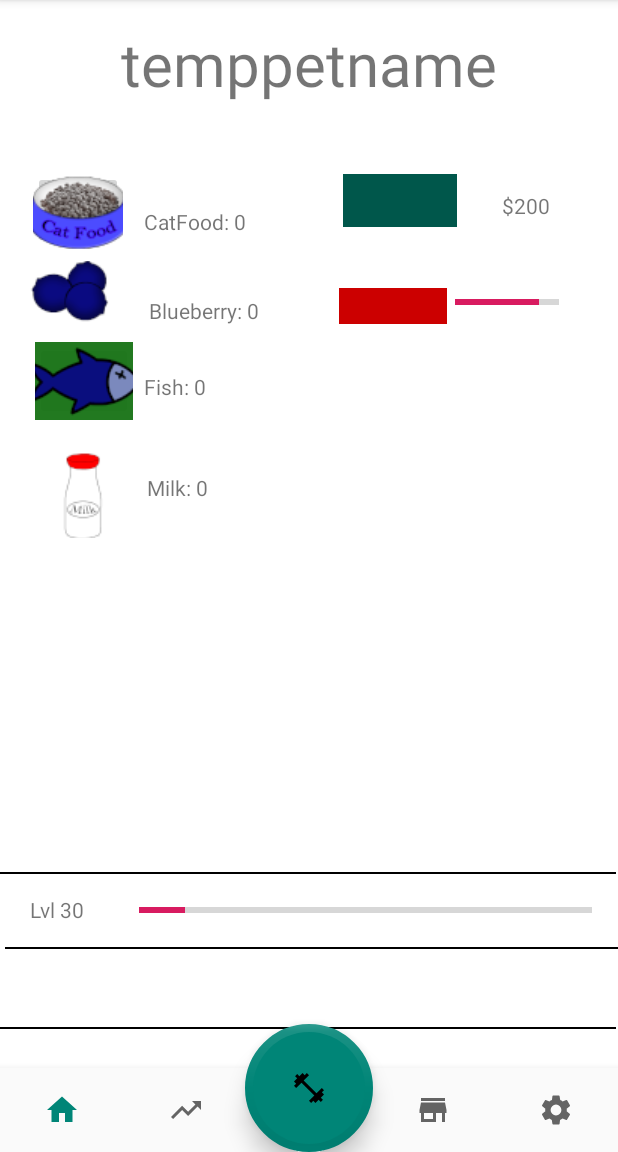
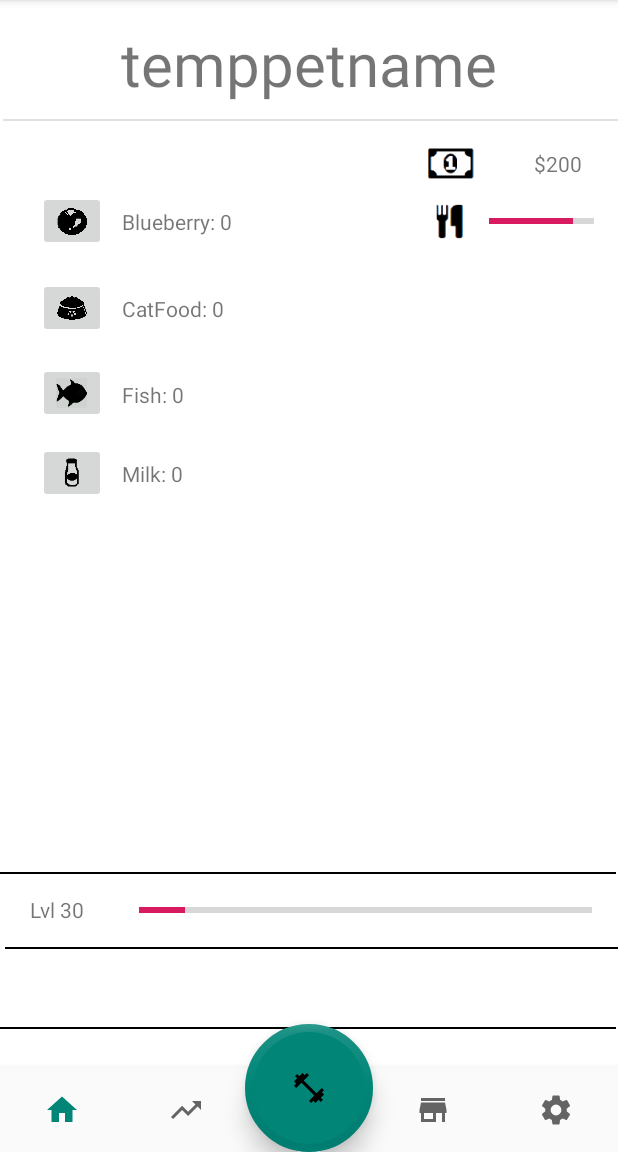
Before and after one commit to Legendarytruth/Neko-Gainz, an Android app: the screen it shows after launch (MainActivity), on a phone screen of 412 x 824 dp, the part 84-1236 px from its top. Run offline under Robolectric (Android 15) with nearby library versions, the light colour scheme and no system bars.

Commit message:
THEC-6 added food icons and money icons

```diff
--- a/Neko Gains/app/src/main/java/com/example/nekogains/HomeFrag.java
+++ b/Neko Gains/app/src/main/java/com/example/nekogains/HomeFrag.java
@@ -132,10 +132,10 @@ public class HomeFrag extends Fragment implements View.OnClickListener {
                     if (user.pet.getHunger() < 100) {
                         user.pet.decreaseHunger(10);
                         user.userInventory.removeFood("blueberries");
-                        setCatFoodAmount(user.userInventory.numofFood("blueberries"));
+                        setBlueberryAmount(user.userInventory.numofFood("blueberries"));
                         setHungerAmount(user.pet.getHunger());
+                        Toast.makeText(getContext(), "-1 Blueberry", Toast.LENGTH_SHORT).show();
                     }
-                    Toast.makeText(getContext(), "-1 Blueberry", Toast.LENGTH_SHORT).show();
                 } else {
                     Toast.makeText(getContext(), "Not Enough Blueberry", Toast.LENGTH_SHORT).show();
                 }
@@ -145,10 +145,10 @@ public class HomeFrag extends Fragment implements View.OnClickListener {
                     if (user.pet.getHunger() < 100) {
                         user.pet.decreaseHunger(10);
                         user.userInventory.removeFood("fish");
-                        setCatFoodAmount(user.userInventory.numofFood("fish"));
+                        setFishAmount(user.userInventory.numofFood("fish"));
                         setHungerAmount(user.pet.getHunger());
+                        Toast.makeText(getContext(), "-1 Fish", Toast.LENGTH_SHORT).show();
                     }
-                    Toast.makeText(getContext(), "-1 Fish", Toast.LENGTH_SHORT).show();
                 } else {
                     Toast.makeText(getContext(), "Not Enough Fish", Toast.LENGTH_SHORT).show();
                 }
@@ -158,10 +158,10 @@ public class HomeFrag extends Fragment implements View.OnClickListener {
                     if (user.pet.getHunger() < 100) {
                         user.pet.decreaseHunger(10);
                         user.userInventory.removeFood("milk");
-                        setCatFoodAmount(user.userInventory.numofFood("milk"));
+                        setMilkAmount(user.userInventory.numofFood("milk"));
                         setHungerAmount(user.pet.getHunger());
+                        Toast.makeText(getContext(), "-1 Milk", Toast.LENGTH_SHORT).show();
                     }
-                    Toast.makeText(getContext(), "-1 Milk", Toast.LENGTH_SHORT).show();
                 } else {
                     Toast.makeText(getContext(), "Not Enough Milk", Toast.LENGTH_SHORT).show();
                 }
--- a/Neko Gains/app/src/main/res/layout/home_frag.xml
+++ b/Neko Gains/app/src/main/res/layout/home_frag.xml
@@ -37,9 +37,9 @@
         android:layout_alignParentStart="true"
         android:layout_alignParentLeft="true"
         android:layout_alignParentTop="true"
-        android:layout_marginStart="96dp"
-        android:layout_marginLeft="96dp"
-        android:layout_marginTop="138dp"
+        android:layout_marginStart="81dp"
+        android:layout_marginLeft="81dp"
+        android:layout_marginTop="196dp"
         android:text="TextView" />
 
     <TextView
@@ -49,9 +49,9 @@
         android:layout_alignParentStart="true"
         android:layout_alignParentLeft="true"
         android:layout_alignParentTop="true"
-        android:layout_marginStart="99dp"
-        android:layout_marginLeft="99dp"
-        android:layout_marginTop="197dp"
+        android:layout_marginStart="81dp"
+        android:layout_marginLeft="81dp"
+        android:layout_marginTop="138dp"
         android:text="TextView" />
 
     <TextView
@@ -61,9 +61,9 @@
         android:layout_alignParentStart="true"
         android:layout_alignParentLeft="true"
         android:layout_alignParentTop="true"
-        android:layout_marginStart="96dp"
-        android:layout_marginLeft="96dp"
-        android:layout_marginTop="248dp"
+        android:layout_marginStart="81dp"
+        android:layout_marginLeft="81dp"
+        android:layout_marginTop="253dp"
         android:text="TextView" />
 
     <TextView
@@ -73,9 +73,9 @@
         android:layout_alignParentStart="true"
         android:layout_alignParentLeft="true"
         android:layout_alignParentTop="true"
-        android:layout_marginStart="98dp"
-        android:layout_marginLeft="98dp"
-        android:layout_marginTop="315dp"
+        android:layout_marginStart="81dp"
+        android:layout_marginLeft="81dp"
+        android:layout_marginTop="306dp"
         android:text="TextView" />
 
     <TextView
@@ -85,58 +85,48 @@
         android:layout_alignParentTop="true"
         android:layout_alignParentEnd="true"
         android:layout_alignParentRight="true"
-        android:layout_marginTop="127dp"
-        android:layout_marginEnd="45dp"
-        android:layout_marginRight="45dp"
+        android:layout_marginTop="99dp"
+        android:layout_marginEnd="24dp"
+        android:layout_marginRight="24dp"
         android:text="TextView" />
 
     <ImageButton
         android:id="@+id/CatFoodButton"
-        android:layout_width="60dp"
-        android:layout_height="52dp"
+        android:layout_width="45dp"
+        android:layout_height="40dp"
         android:layout_alignParentStart="true"
         android:layout_alignParentLeft="true"
         android:layout_alignParentTop="true"
-        android:layout_marginStart="22dp"
-        android:layout_marginLeft="22dp"
-        android:layout_marginTop="114dp"
-        app:srcCompat="@drawable/catfood_small" />
+        android:layout_marginStart="25dp"
+        android:layout_marginLeft="25dp"
+        android:layout_marginTop="185dp"
+        android:scaleType="fitXY"
+        app:srcCompat="@drawable/catfood_smallicon" />
 
     <ImageButton
         android:id="@+id/BlueberryButton"
-        android:layout_width="60dp"
-        android:layout_height="47dp"
+        android:layout_width="45dp"
+        android:layout_height="40dp"
         android:layout_alignParentStart="true"
         android:layout_alignParentLeft="true"
         android:layout_alignParentTop="true"
-        android:layout_marginStart="20dp"
-        android:layout_marginLeft="20dp"
-        android:layout_marginTop="174dp"
-        app:srcCompat="@drawable/blueberries_small" />
-
-    <ImageButton
-        android:id="@+id/FishButton"
-        android:layout_width="65dp"
-        android:layout_height="52dp"
-        android:layout_alignParentStart="true"
-        android:layout_alignParentLeft="true"
-        android:layout_alignParentTop="true"
-        android:layout_marginStart="23dp"
-        android:layout_marginLeft="23dp"
-        android:layout_marginTop="228dp"
-        app:srcCompat="@drawable/fish_small" />
+        android:layout_marginStart="25dp"
+        android:layout_marginLeft="25dp"
+        android:layout_marginTop="127dp"
+        android:scaleType="fitXY"
+        app:srcCompat="@drawable/blueberries_smallicon" />
 
     <ProgressBar
         android:id="@+id/Hunger"
         style="?android:attr/progressBarStyleHorizontal"
-        android:layout_width="69dp"
-        android:layout_height="47dp"
+        android:layout_width="70dp"
+        android:layout_height="wrap_content"
         android:layout_alignParentTop="true"
         android:layout_alignParentEnd="true"
         android:layout_alignParentRight="true"
-        android:layout_marginTop="178dp"
-        android:layout_marginEnd="39dp"
-        android:layout_marginRight="39dp"
+        android:layout_marginTop="139dp"
+        android:layout_marginEnd="16dp"
+        android:layout_marginRight="16dp"
         android:background="#00FF0000"
         android:max="100"
         android:visibility="visible"
@@ -144,15 +134,16 @@
 
     <ImageView
         android:id="@+id/imageView2"
-        android:layout_width="76dp"
-        android:layout_height="35dp"
+        android:layout_width="44dp"
+        android:layout_height="31dp"
         android:layout_alignParentTop="true"
         android:layout_alignParentEnd="true"
         android:layout_alignParentRight="true"
-        android:layout_marginTop="116dp"
-        android:layout_marginEnd="107dp"
-        android:layout_marginRight="107dp"
-        app:srcCompat="@color/colorPrimaryDark" />
+        android:layout_marginTop="93dp"
+        android:layout_marginEnd="90dp"
+        android:layout_marginRight="90dp"
+        android:src="@drawable/moneyiconfinal"
+        app:srcCompat="@drawable/moneyiconfinal" />
 
     <TextView
         android:id="@+id/PetName"
@@ -166,27 +157,29 @@
 
     <ImageView
         android:id="@+id/imageView4"
-        android:layout_width="72dp"
-        android:layout_height="24dp"
+        android:layout_width="45dp"
+        android:layout_height="31dp"
         android:layout_alignParentTop="true"
         android:layout_alignParentEnd="true"
         android:layout_alignParentRight="true"
-        android:layout_marginTop="192dp"
-        android:layout_marginEnd="114dp"
-        android:layout_marginRight="114dp"
-        app:srcCompat="@android:color/holo_red_dark" />
+        android:layout_marginTop="132dp"
+        android:layout_marginEnd="89dp"
+        android:layout_marginRight="89dp"
+        android:src="@drawable/hungericonfinal"
+        app:srcCompat="@drawable/hungericonfinal" />
 
     <ImageButton
         android:id="@+id/MilkButton"
-        android:layout_width="61dp"
-        android:layout_height="59dp"
+        android:layout_width="45dp"
+        android:layout_height="40dp"
         android:layout_alignParentStart="true"
         android:layout_alignParentLeft="true"
         android:layout_alignParentTop="true"
-        android:layout_marginStart="24dp"
-        android:layout_marginLeft="24dp"
-        android:layout_marginTop="299dp"
-        app:srcCompat="@drawable/milk_small" />
+        android:layout_marginStart="25dp"
+        android:layout_marginLeft="25dp"
+        android:layout_marginTop="295dp"
+        android:scaleType="fitXY"
+        app:srcCompat="@drawable/milk_smallicon" />
 
     <View
         android:id="@+id/divider"
@@ -228,4 +221,32 @@
         android:layout_marginBottom="96dp"
         android:text="TextView" />
 
+    <ImageButton
+        android:id="@+id/FishButton"
+        android:layout_width="45dp"
+        android:layout_height="40dp"
+        android:layout_alignParentStart="true"
+        android:layout_alignParentLeft="true"
+        android:layout_alignParentTop="true"
+        android:layout_marginStart="25dp"
+        android:layout_marginLeft="25dp"
+        android:layout_marginTop="242dp"
+        android:scaleType="fitXY"
+        android:tint="#00FFFFFF"
+        android:visibility="visible"
+        app:srcCompat="@drawable/fish_smallicon"
+        tools:srcCompat="@drawable/fish_smallicon" />
+
+    <View
+        android:id="@+id/divider6"
+        android:layout_width="match_parent"
+        android:layout_height="1dp"
+        android:layout_alignParentStart="true"
+        android:layout_alignParentTop="true"
+        android:layout_alignParentEnd="true"
+        android:layout_marginStart="2dp"
+        android:layout_marginTop="79dp"
+        android:layout_marginEnd="-1dp"
+        android:background="?android:attr/listDivider" />
+
 </RelativeLayout>
```
Also changed, not shown: Neko Gains/app/src/main/res/drawable/blueberries_smallicon.png (added), Neko Gains/app/src/main/res/drawable/blueberryicon.png (added), Neko Gains/app/src/main/res/drawable/catfood_smallicon.png (added), Neko Gains/app/src/main/res/drawable/fish_smallicon.png (added), Neko Gains/app/src/main/res/drawable/hungericonfinal.png (added), Neko Gains/app/src/main/res/drawable/milk_smallicon.png (added), Neko Gains/app/src/main/res/drawable/moneyiconfinal.png (added), 129 other files.
